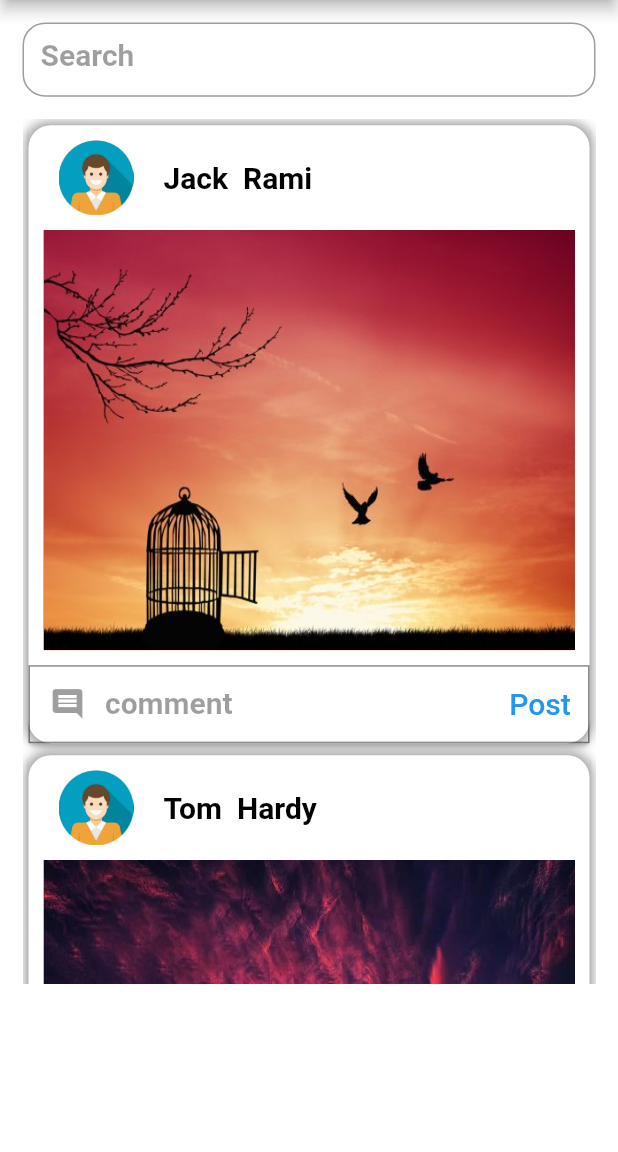
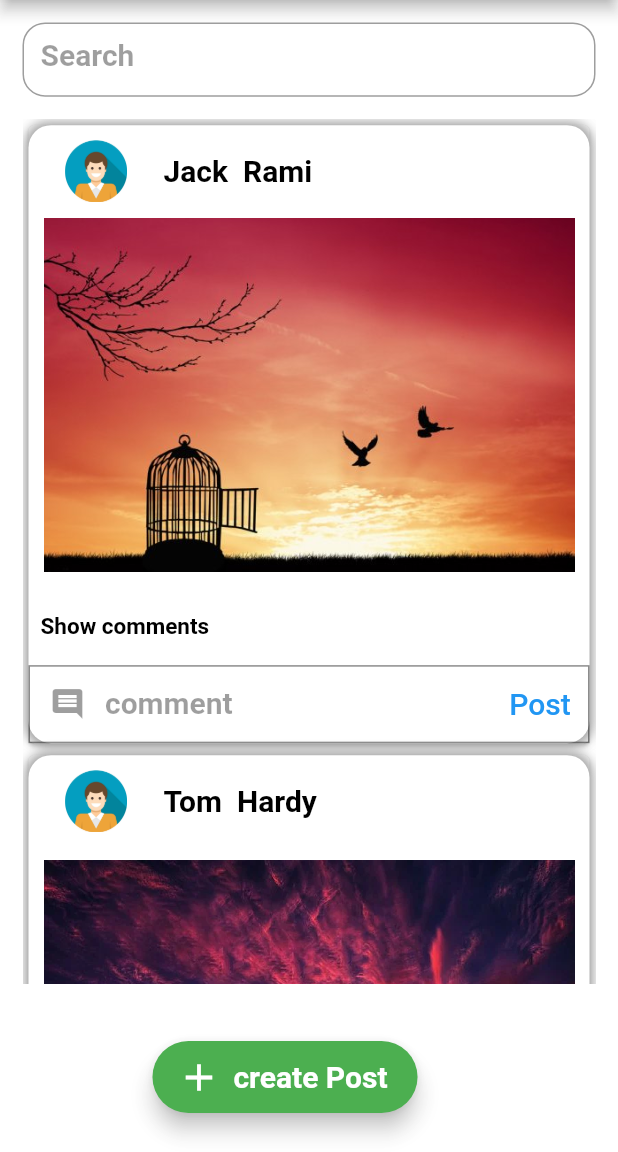
Before and after one commit to MohammadrezaRashvand/test, a Flutter app: the screen it shows after launch, on a phone screen of 412 x 824 dp, the part 84-1236 px from its top. Run offline on Flutter 3.47's test engine with Material 2 defaults, Android fonts, the phone set to English and light mode, and no system bars; missing offline and left inert: dart:ffi.

Commit message:
create Post

```diff
--- a/lib/screens/homeScreen.dart
+++ b/lib/screens/homeScreen.dart
@@ -1,4 +1,7 @@
+import 'dart:ffi';
+
 import 'package:flutter/material.dart';
+import 'package:technicaltest/screens/createPost.dart';
 
 class HomeScreen extends StatefulWidget {
   @override
@@ -47,7 +50,8 @@ class _HomeScreenState extends State<HomeScreen> {
                     style: TextTheme().headline1,
                   ),
                 ),
-                body: Stack(children: [
+                body: Stack(
+                  children: [
                     Container(
                       height: double.infinity,
                       decoration: BoxDecoration(
@@ -66,7 +70,8 @@ class _HomeScreenState extends State<HomeScreen> {
                             child: TextFormField(
                               decoration: InputDecoration(
                                 hintText: "Search",
-                              hintStyle: Theme.of(context).textTheme.bodyText2,
+                                hintStyle:
+                                    Theme.of(context).textTheme.bodyText2,
                                 border: OutlineInputBorder(
                                   borderRadius: BorderRadius.circular(15.0),
                                 ),
@@ -83,10 +88,12 @@ class _HomeScreenState extends State<HomeScreen> {
                                 itemBuilder: (BuildContext context, int index) {
                                   return Card(
                                     child: Container(
-                                    height: MediaQuery.of(context).size.height *
+                                      height:
+                                          MediaQuery.of(context).size.height *
                                               0.5,
                                       decoration: BoxDecoration(
-                                        borderRadius: BorderRadius.circular(15),
+                                          borderRadius:
+                                              BorderRadius.circular(15),
                                           color: Colors.white,
                                           boxShadow: [
                                             BoxShadow(
@@ -109,8 +116,10 @@ class _HomeScreenState extends State<HomeScreen> {
                                                   Flexible(
                                                     flex: 1,
                                                     child: Container(
-                                                    margin:
-                                                        EdgeInsets.only(top: 10.0, right: 10.0, left: 10.0),
+                                                      margin: EdgeInsets.only(
+                                                          top: 10.0,
+                                                          right: 10.0,
+                                                          left: 10.0),
                                                       child: Image.asset(
                                                         imageProfile[index],
                                                         height: 70,
@@ -121,13 +130,15 @@ class _HomeScreenState extends State<HomeScreen> {
                                                   Flexible(
                                                     flex: 1,
                                                     child: Container(
-                                                    margin:
-                                                        EdgeInsets.only(top: 10.0, right: 10.0),
+                                                      margin: EdgeInsets.only(
+                                                          top: 10.0,
+                                                          right: 10.0),
                                                       child: Text(
                                                           listOfName[index],
                                                           textAlign:
                                                               TextAlign.center,
-                                                        style: Theme.of(context)
+                                                          style:
+                                                              Theme.of(context)
                                                                   .textTheme
                                                                   .bodyText1),
                                                     ),
@@ -135,13 +146,14 @@ class _HomeScreenState extends State<HomeScreen> {
                                                   Flexible(
                                                     flex: 1,
                                                     child: Container(
-                                                    margin:
-                                                        EdgeInsets.only(top: 10.0),
+                                                      margin: EdgeInsets.only(
+                                                          top: 10.0),
                                                       child: Text(
                                                           listOfLastname[index],
                                                           textAlign:
                                                               TextAlign.center,
-                                                        style: Theme.of(context)
+                                                          style:
+                                                              Theme.of(context)
                                                                   .textTheme
                                                                   .bodyText1),
                                                     ),
@@ -153,12 +165,26 @@ class _HomeScreenState extends State<HomeScreen> {
                                           Expanded(
                                             flex: 5,
                                             child: Container(
-                                            color: Colors.red,
                                               margin: EdgeInsets.all(10.0),
-                                            child: FittedBox(
-                                              fit: BoxFit.fill,
                                               child: Image.asset(
                                                 listOfImages[index],
+                                              ),
+                                            ),
+                                          ),
+                                          Expanded(
+                                            flex: 1,
+                                            child: Container(
+                                              alignment: Alignment.centerLeft,
+                                              child: TextButton(
+                                                onPressed: () {
+                                                  CreatePost();
+                                                },
+                                                child: Text(
+                                                  "Show comments",
+                                                  style: Theme.of(context)
+                                                      .textTheme
+                                                      .bodyText1
+                                                      .copyWith(fontSize: 15),
                                                 ),
                                               ),
                                             ),
@@ -183,8 +209,10 @@ class _HomeScreenState extends State<HomeScreen> {
                                                   child: Container(
                                                     height: 50,
                                                     child: TextFormField(
-                                                    decoration: InputDecoration(
-                                                      border: InputBorder.none,
+                                                      decoration:
+                                                          InputDecoration(
+                                                        border:
+                                                            InputBorder.none,
                                                         hintText: "comment",
                                                         hintStyle:
                                                             Theme.of(context)
@@ -196,13 +224,11 @@ class _HomeScreenState extends State<HomeScreen> {
                                                 ),
                                                 TextButton(
                                                   onPressed: null,
-                                                child: Text(
-                                                  "Post",
+                                                  child: Text("Post",
                                                       style: TextStyle(
                                                         color: Colors.blue,
                                                         fontSize: 20,
-                                                  )
-                                                ),
+                                                      )),
                                                 ),
                                               ],
                                             ),
@@ -216,7 +242,40 @@ class _HomeScreenState extends State<HomeScreen> {
                         ],
                       ),
                     ),
-                ]),
+                  ],
+                ),
+                floatingActionButton: Padding(
+                  padding: const EdgeInsets.all(10.0),
+                  child: Container(
+                    alignment: Alignment.bottomCenter,
+                    child: FloatingActionButton.extended(
+                      autofocus: true,
+                      elevation: 5,
+                      onPressed: () {
+                        Navigator.push(
+                          context,
+                          MaterialPageRoute(
+                            builder: (builder) => null,
+                          ),
+                        );
+                      },
+                      label: Text(
+                        "create Post",
+                        textAlign: TextAlign.center,
+                        style: Theme.of(context)
+                            .textTheme
+                            .bodyText1
+                            .copyWith(color: Colors.white),
+                      ),
+                      icon: Icon(
+                        Icons.add,
+                        color: Colors.white,
+                        size: 30,
+                      ),
+                      backgroundColor: Theme.of(context).accentColor,
+                    ),
+                  ),
+                ),
               ),
             );
           }
```
Also changed, not shown: lib/screens/createPost.dart (added, +25 -0 lines), lib/controller/counterBloc.dart (added), lib/screens/postInfo.dart (added). Lines whose indentation alone changed are shown as unchanged.
